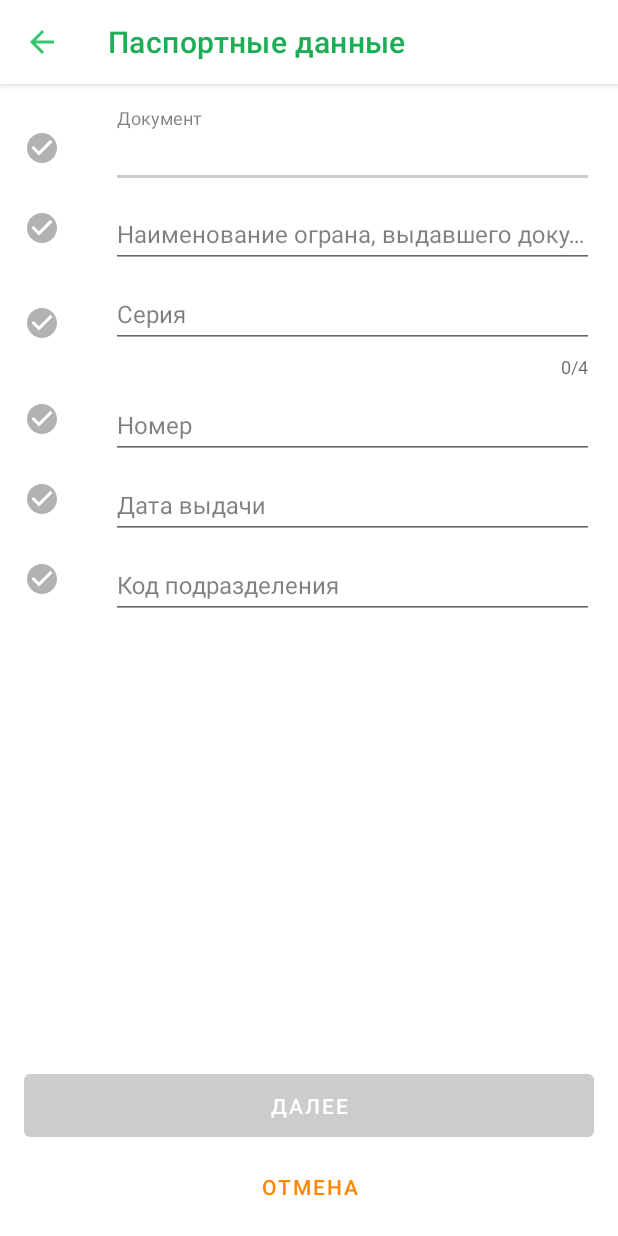
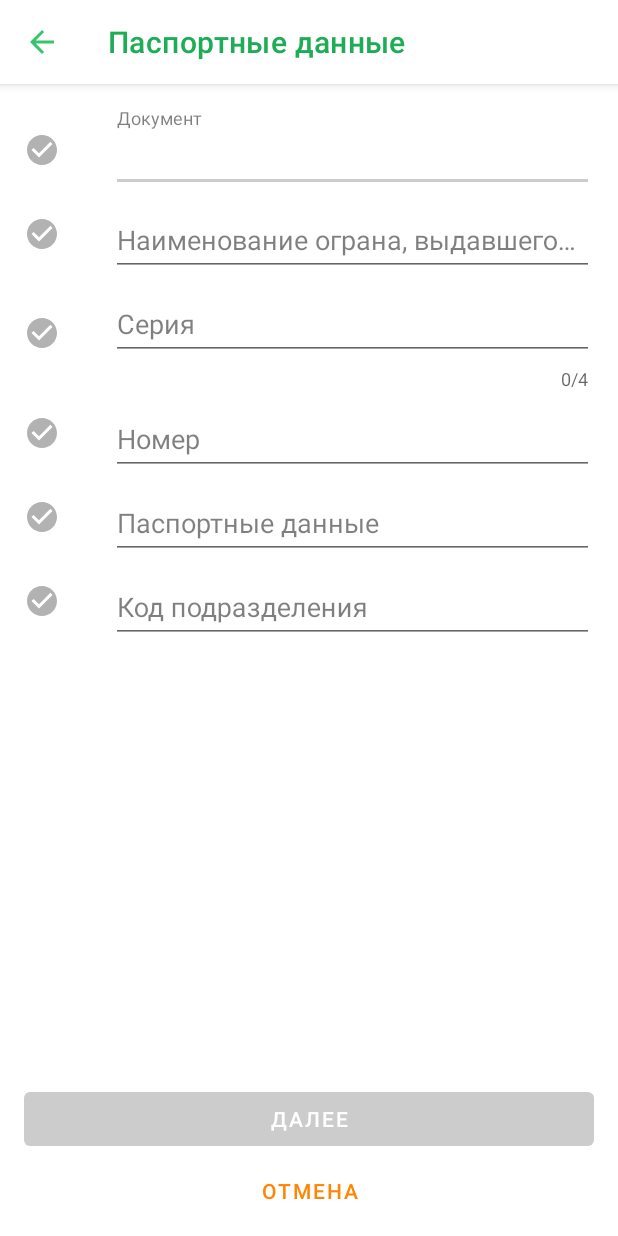
Before and after one commit to LightM2/Project, an Android app: the layout main_fragment.xml on its own in the app's theme, with its tools: preview values and no code run, on a phone screen of 412 x 824 dp. Run offline under Robolectric (Android 15) with nearby library versions, the phone set to English and light mode, and no system bars.

Commit message:
fix code

```diff
--- a/app/src/main/java/com/example/project/BaseFragment.kt
+++ b/app/src/main/java/com/example/project/BaseFragment.kt
@@ -22,7 +22,7 @@ abstract class BaseFragment<T : ViewDataBinding, V : BaseViewModel> : Fragment()
 
   override fun onCreate(savedInstanceState: Bundle?) {
     super.onCreate(savedInstanceState)
-    viewModel = ViewModelProviders.of(this).get(getViewModelClass())
+    viewModel = ViewModelProviders.of(this).get(getViewModelClass())//+делегат
     viewModel.fragment = this
   }
 
--- a/app/src/main/java/com/example/project/MainFragment.kt
+++ b/app/src/main/java/com/example/project/MainFragment.kt
@@ -11,6 +11,11 @@ class MainFragment : BaseFragment<MainFragmentBinding, MainViewModel>() {
     fun newInstance() = MainFragment()
   }
 
+  fun newInstance(): MainFragment {
+    val fragment = MainFragment()
+    return fragment
+  }
+
   //private lateinit var viewModel: MainViewModel
 
 }
--- a/app/src/main/res/layout/main_fragment.xml
+++ b/app/src/main/res/layout/main_fragment.xml
@@ -8,6 +8,7 @@
   </data>
 
   <LinearLayout android:layout_width="match_parent"
+      android:id="@+id/toolbarLL"
       android:orientation="vertical"
       android:layout_height="match_parent">
 
@@ -18,135 +19,133 @@
       <androidx.appcompat.widget.Toolbar android:layout_width="match_parent"
           android:theme="@style/ToolBarTheme"
           android:layout_height="?attr/actionBarSize"
-          android:id="@+id/main_toolbar"
-          app:title="@string/toolBarTitle"
-          app:navigationIcon="@drawable/ic_arrow_back_green_24dp">
+          android:id="@+id/mainToolbar"
+          app:title="@string/registration_passport_data_title"
+          app:navigationIcon="@drawable/ic_arrow_back_green_24dp"
+          navigationListener="@{() -> viewModel.onClick()}">
 
       </androidx.appcompat.widget.Toolbar>
 
     </com.google.android.material.appbar.AppBarLayout>
 
     <ScrollView android:layout_width="match_parent"
-        android:layout_gravity="center"
         android:fillViewport="true"
+        android:id="@+id/registrationSV"
         android:layout_height="match_parent">
       <androidx.constraintlayout.widget.ConstraintLayout android:layout_width="match_parent"
           android:layout_gravity="center"
+          android:id="@+id/registrationCL"
           android:maxWidth="500dp"
           android:layout_height="wrap_content">
 
         <androidx.constraintlayout.widget.Guideline android:layout_width="wrap_content"
             android:layout_height="wrap_content"
-            android:id="@+id/left_guideline"
+            android:id="@+id/leftGL"
             app:layout_constraintGuide_begin="16dp"
             android:orientation="vertical"/>
 
         <androidx.constraintlayout.widget.Guideline
             android:layout_width="wrap_content"
             android:layout_height="wrap_content"
-            android:id="@+id/right_guideline"
+            android:id="@+id/rightGL"
             app:layout_constraintGuide_end="16dp"
             android:orientation="vertical"/>
 
         <androidx.constraintlayout.widget.Guideline
             android:layout_width="wrap_content"
             android:layout_height="wrap_content"
-            android:id="@+id/top_guideline"
+            android:id="@+id/topGL"
             app:layout_constraintGuide_begin="16dp"
             android:orientation="horizontal"/>
 
         <androidx.constraintlayout.widget.Guideline
             android:layout_width="wrap_content"
             android:layout_height="wrap_content"
-            android:id="@+id/bottom_guideline"
+            android:id="@+id/bottomGL"
             app:layout_constraintGuide_end="6dp"
             android:orientation="horizontal"/>
 
         <LinearLayout android:layout_width="0dp"
-            android:id="@+id/documentLayout"
+            android:id="@+id/documentLL"
             android:orientation="horizontal"
-            app:layout_constraintTop_toTopOf="@+id/top_guideline"
-            app:layout_constraintLeft_toLeftOf="@+id/left_guideline"
-            app:layout_constraintRight_toRightOf="@+id/right_guideline"
+            app:layout_constraintTop_toTopOf="@+id/topGL"
+            app:layout_constraintLeft_toLeftOf="@+id/leftGL"
+            app:layout_constraintRight_toRightOf="@+id/rightGL"
             android:layout_height="wrap_content">
 
           <ImageView android:layout_width="wrap_content"
-              android:id="@+id/documentCheckCircle"
+              android:id="@+id/documentIV"
               android:src="@drawable/ic_check_circle_default"
               android:layout_gravity="center_vertical"
               android:layout_height="wrap_content"/>
 
           <com.google.android.material.textfield.TextInputLayout android:layout_width="match_parent"
-              android:hint="@string/document"
-              android:id="@+id/documentText"
+              android:hint="@string/registration_document_title"
+              android:id="@+id/documentTIL"
               style="@style/TextInputLayoutStyle"
-              android:paddingLeft="34dp"
+              android:paddingLeft="@dimen/registration_left_padding_TIL"
               android:layout_height="wrap_content">
             <com.google.android.material.textfield.TextInputEditText
                 android:layout_width="match_parent"
                 android:layout_height="wrap_content"
-                style="@style/EditText"
                 android:inputType="textCapWords"/>
           </com.google.android.material.textfield.TextInputLayout>
 
         </LinearLayout>
 
         <LinearLayout android:layout_width="0dp"
-            android:id="@+id/placeLayout"
+            android:id="@+id/placeLL"
             android:orientation="horizontal"
-            app:layout_constraintTop_toBottomOf="@+id/documentLayout"
-            app:layout_constraintLeft_toLeftOf="@+id/left_guideline"
-            app:layout_constraintRight_toRightOf="@+id/right_guideline"
+            app:layout_constraintTop_toBottomOf="@+id/documentLL"
+            app:layout_constraintLeft_toLeftOf="@+id/leftGL"
+            app:layout_constraintRight_toRightOf="@+id/rightGL"
             android:layout_height="wrap_content">
 
           <ImageView android:layout_width="wrap_content"
-              android:id="@+id/placeCheckCircle"
+              android:id="@+id/placeIV"
               android:src="@drawable/ic_check_circle_default"
               android:layout_gravity="center_vertical"
               android:layout_height="wrap_content"/>
 
           <com.google.android.material.textfield.TextInputLayout android:layout_width="match_parent"
-              android:hint="@string/placeDocument"
-              android:id="@+id/placeText"
+              android:hint="@string/registration_place_document_title"
+              android:id="@+id/placeTIL"
               style="@style/TextInputLayoutStyle"
-              android:paddingLeft="34dp"
+              android:paddingLeft="@dimen/registration_left_padding_TIL"
               android:layout_height="wrap_content">
             <com.google.android.material.textfield.TextInputEditText
                 android:layout_width="match_parent"
                 android:layout_height="wrap_content"
-                style="@style/EditText"
                 android:inputType="textCapWords"/>
           </com.google.android.material.textfield.TextInputLayout>
 
         </LinearLayout>
 
         <LinearLayout android:layout_width="0dp"
-            android:id="@+id/seriesLayout"
+            android:id="@+id/seriesLL"
             android:orientation="horizontal"
-            app:layout_constraintTop_toBottomOf="@+id/placeLayout"
-            app:layout_constraintLeft_toLeftOf="@+id/left_guideline"
-            app:layout_constraintRight_toRightOf="@+id/right_guideline"
+            app:layout_constraintTop_toBottomOf="@+id/placeLL"
+            app:layout_constraintLeft_toLeftOf="@+id/leftGL"
+            app:layout_constraintRight_toRightOf="@+id/rightGL"
             android:layout_height="wrap_content">
 
           <ImageView android:layout_width="wrap_content"
-              android:id="@+id/seriesCheckCircle"
+              android:id="@+id/seriesIV"
               android:src="@drawable/ic_check_circle_default"
               android:layout_gravity="center_vertical"
               android:layout_height="wrap_content"/>
 
           <com.google.android.material.textfield.TextInputLayout android:layout_width="match_parent"
-              android:hint="@string/series"
-              android:id="@+id/seriesText"
+              android:hint="@string/registration_series_title"
+              android:id="@+id/seriesTIL"
               style="@style/TextInputLayoutStyle"
               app:counterEnabled="true"
               app:counterMaxLength="4"
-              android:paddingLeft="34dp"
+              android:paddingLeft="@dimen/registration_left_padding_TIL"
               android:layout_height="wrap_content">
             <com.google.android.material.textfield.TextInputEditText
                 android:layout_width="match_parent"
                 android:layout_height="wrap_content"
-                android:singleLine="true"
-                style="@style/EditText"
                 android:maxLength="4"
                 android:inputType="number"/>
           </com.google.android.material.textfield.TextInputLayout>
@@ -154,30 +153,28 @@
         </LinearLayout>
 
         <LinearLayout android:layout_width="0dp"
-            android:id="@+id/numberLayout"
+            android:id="@+id/numberLL"
             android:orientation="horizontal"
-            app:layout_constraintTop_toBottomOf="@+id/seriesLayout"
-            app:layout_constraintLeft_toLeftOf="@+id/left_guideline"
-            app:layout_constraintRight_toRightOf="@+id/right_guideline"
+            app:layout_constraintTop_toBottomOf="@+id/seriesLL"
+            app:layout_constraintLeft_toLeftOf="@+id/leftGL"
+            app:layout_constraintRight_toRightOf="@+id/rightGL"
             android:layout_height="wrap_content">
 
           <ImageView android:layout_width="wrap_content"
-              android:id="@+id/numberCheckCircle"
+              android:id="@+id/numberIV"
               android:src="@drawable/ic_check_circle_default"
               android:layout_gravity="center_vertical"
               android:layout_height="wrap_content"/>
 
           <com.google.android.material.textfield.TextInputLayout android:layout_width="match_parent"
-              android:hint="@string/number"
-              android:id="@+id/numberText"
+              android:hint="@string/registration_number_title"
+              android:id="@+id/numberTIL"
               style="@style/TextInputLayoutStyle"
-              android:paddingLeft="34dp"
+              android:paddingLeft="@dimen/registration_left_padding_TIL"
               android:layout_height="wrap_content">
             <com.google.android.material.textfield.TextInputEditText
                 android:layout_width="match_parent"
                 android:layout_height="wrap_content"
-                android:singleLine="true"
-                style="@style/EditText"
                 android:maxLength="6"
                 android:inputType="number"/>
           </com.google.android.material.textfield.TextInputLayout>
@@ -185,62 +182,61 @@
         </LinearLayout>
 
         <LinearLayout android:layout_width="0dp"
-            android:id="@+id/dateLayout"
+            android:id="@+id/dateLL"
             android:orientation="horizontal"
-            app:layout_constraintLeft_toLeftOf="@+id/left_guideline"
-            app:layout_constraintRight_toRightOf="@+id/right_guideline"
-            app:layout_constraintTop_toBottomOf="@+id/numberLayout"
+            app:layout_constraintLeft_toLeftOf="@+id/leftGL"
+            app:layout_constraintRight_toRightOf="@+id/rightGL"
+            app:layout_constraintTop_toBottomOf="@+id/numberLL"
             android:layout_height="wrap_content">
 
           <ImageView android:layout_width="wrap_content"
-              android:id="@+id/dataCheckCircle"
+              android:id="@+id/dateIV"
               android:src="@drawable/ic_check_circle_default"
               android:layout_gravity="center_vertical"
               android:layout_height="wrap_content"/>
 
           <com.google.android.material.textfield.TextInputLayout android:layout_width="match_parent"
-              android:hint="@string/date"
-              android:id="@+id/dateText"
+              android:hint="@string/registration_passport_data_title"
+              android:id="@+id/dateTIL"
               style="@style/TextInputLayoutStyle"
-              android:paddingLeft="34dp"
+              android:paddingLeft="@dimen/registration_left_padding_TIL"
               android:layout_height="wrap_content">
             <com.google.android.material.textfield.TextInputEditText
                 android:layout_width="match_parent"
                 android:layout_height="wrap_content"
+                chosenDataListener="@{viewModel}"
+                chosenData="@{viewModel.date}"
                 android:cursorVisible="false"
                 android:focusable="false"
                 android:focusableInTouchMode="false"
-                style="@style/EditText"
                 android:inputType="date"/>
           </com.google.android.material.textfield.TextInputLayout>
 
         </LinearLayout>
 
         <LinearLayout android:layout_width="0dp"
-            android:id="@+id/codeLayout"
+            android:id="@+id/codeLL"
             android:orientation="horizontal"
-            app:layout_constraintTop_toBottomOf="@+id/dateLayout"
-            app:layout_constraintLeft_toLeftOf="@+id/left_guideline"
-            app:layout_constraintRight_toRightOf="@+id/right_guideline"
+            app:layout_constraintTop_toBottomOf="@+id/dateLL"
+            app:layout_constraintLeft_toLeftOf="@+id/leftGL"
+            app:layout_constraintRight_toRightOf="@+id/rightGL"
             android:layout_height="wrap_content">
 
           <ImageView android:layout_width="wrap_content"
-              android:id="@+id/checkCircle"
+              android:id="@+id/codeIV"
               android:src="@drawable/ic_check_circle_default"
               android:layout_gravity="center_vertical"
               android:layout_height="wrap_content"/>
 
           <com.google.android.material.textfield.TextInputLayout android:layout_width="match_parent"
-              android:hint="@string/code"
-              android:id="@+id/codeText"
+              android:hint="@string/registration_unit_code_title"
+              android:id="@+id/codeTIL"
               style="@style/TextInputLayoutStyle"
-              android:paddingLeft="34dp"
+              android:paddingLeft="@dimen/registration_left_padding_TIL"
               android:layout_height="wrap_content">
             <com.google.android.material.textfield.TextInputEditText
                 android:layout_width="match_parent"
                 android:layout_height="wrap_content"
-                android:singleLine="true"
-                style="@style/EditText"
                 android:maxLength="7"
                 android:inputType="number|phone"/>
           </com.google.android.material.textfield.TextInputLayout>
@@ -248,26 +244,28 @@
         </LinearLayout>
 
         <com.google.android.material.button.MaterialButton android:layout_width="0dp"
-            android:id="@+id/nextButton"
-            android:text="@string/nextButtonString"
+            android:id="@+id/nextBtn"
+            android:text="@string/registration_next_button"
             style="@style/NextButtonTheme"
+            android:onClick="@{() -> viewModel.onClick()}"
             android:layout_gravity="bottom"
             android:layout_height="wrap_content"
-            app:layout_constraintTop_toBottomOf="@+id/codeLayout"
-            app:layout_constraintLeft_toLeftOf="@+id/left_guideline"
-            app:layout_constraintRight_toRightOf="@+id/right_guideline"
-            app:layout_constraintBottom_toTopOf="@+id/cancelButton"
+            app:layout_constraintTop_toBottomOf="@+id/codeLL"
+            app:layout_constraintLeft_toLeftOf="@+id/leftGL"
+            app:layout_constraintRight_toRightOf="@+id/rightGL"
+            app:layout_constraintBottom_toTopOf="@+id/cancelBtn"
             app:layout_constraintHorizontal_bias="0.0"
             app:layout_constraintVertical_bias="1"/>
 
         <com.google.android.material.button.MaterialButton android:layout_width="0dp"
-            android:id="@+id/cancelButton"
-            android:text="@string/cancel"
+            android:id="@+id/cancelBtn"
+            android:text="@string/registration_cancel_button"
             style="@style/CancelButtonTheme"
-            app:rippleColor="@color/defaultNextButtonColor"
-            app:layout_constraintBottom_toBottomOf="@+id/bottom_guideline"
-            app:layout_constraintLeft_toLeftOf="@+id/left_guideline"
-            app:layout_constraintRight_toRightOf="@+id/right_guideline"
+            app:rippleColor="@color/colorDefaultNextButton"
+            android:onClick="@{() -> viewModel.onClick()}"
+            app:layout_constraintBottom_toBottomOf="@+id/bottomGL"
+            app:layout_constraintLeft_toLeftOf="@+id/leftGL"
+            app:layout_constraintRight_toRightOf="@+id/rightGL"
             android:layout_gravity="bottom"
             android:layout_height="wrap_content"/>
       </androidx.constraintlayout.widget.ConstraintLayout>
--- a/app/src/main/res/values/colors.xml
+++ b/app/src/main/res/values/colors.xml
@@ -3,11 +3,11 @@
   <color name="colorPrimary">#008577</color>
   <color name="colorPrimaryDark">#00574B</color>
   <color name="colorAccent">#D81B60</color>
-  <color name="ColorBlack">#0f0f1a</color>
-  <color name="statusBarColor">#35c56d</color>
+  <color name="colorBlack">#0f0f1a</color>
+  <color name="colorStatusBar">#35c56d</color>
   <color name="colorWhite">#ffffff</color>
-  <color name="toolBarColor">#1ead56</color>
-  <color name="defaultNextButtonColor">#33000000</color>
-  <color name="defaultCancelButtonColor">#ff8503</color>
-  <color name="hintTextColor">#80000000</color>
+  <color name="colorToolbar">#1ead56</color>
+  <color name="colorDefaultNextButton">#33000000</color>
+  <color name="colorDefaultCancelButton">#ff8503</color>
+  <color name="colorHintTextColor">#80000000</color>
 </resources>
--- /dev/null
+++ b/app/src/main/res/values/dimens.xml
@@ -0,0 +1,6 @@
+<?xml version="1.0" encoding="utf-8"?>
+<resources>
+  <dimen name="registration_left_padding_TIL">34dp</dimen>
+  <dimen name="registration_top_padding_Btn">11dp</dimen>
+  <dimen name="registration_bottom_padding_Btn">11dp</dimen>
+</resources>
--- a/app/src/main/res/values/strings.xml
+++ b/app/src/main/res/values/strings.xml
@@ -1,12 +1,12 @@
 <resources>
   <string name="app_name">Project</string>
-  <string name="toolBarTitle">Паспортные данные</string>
-  <string name="nextButtonString">Далее</string>
-  <string name="cancel">Отмена</string>
-  <string name="code">Код подразделения</string>
-  <string name="date">Дата выдачи</string>
-  <string name="number">Номер</string>
-  <string name="series">Серия</string>
-  <string name="placeDocument">Наименование ограна, выдавшего документ</string>
-  <string name="document">Документ</string>
+  <string name="registration_passport_data_title">Паспортные данные</string>
+  <string name="registration_next_button">Далее</string>
+  <string name="registration_cancel_button">Отмена</string>
+  <string name="registration_unit_code_title">Код подразделения</string>
+  <string name="registration_issuance_date_title">Дата выдачи</string>
+  <string name="registration_number_title">Номер</string>
+  <string name="registration_series_title">Серия</string>
+  <string name="registration_place_document_title">Наименование ограна, выдавшего документ</string>
+  <string name="registration_document_title">Документ</string>
 </resources>
--- a/app/src/main/res/values/styles.xml
+++ b/app/src/main/res/values/styles.xml
@@ -5,59 +5,60 @@
     <!-- Customize your theme here. -->
     <item name="colorPrimary">@color/colorPrimary</item>
     <item name="colorPrimaryDark">@color/colorPrimaryDark</item>
-    <item name="colorAccent">@color/defaultNextButtonColor</item>
+    <item name="colorAccent">@color/colorDefaultNextButton</item>
+    <item name="android:editTextStyle">@style/EditTextStyle</item>
+    <item name="android:statusBarColor">@color/colorStatusBar</item>
+    <item name="buttonStyle">@style/TextAppearance.MaterialComponents.Button</item>
   </style>
 
   <style name="ToolBarTheme" parent="Theme.MaterialComponents.Light.NoActionBar">
     <item name="android:background">@color/colorWhite</item>
-    <item name="android:textColorPrimary">@color/toolBarColor</item>
-    <item name="android:textColor">@color/toolBarColor</item>
+    <item name="android:textColorPrimary">@color/colorToolbar</item>
+    <item name="android:textColor">@color/colorToolbar</item>
     <item name="android:textSize">20sp</item>
     <item name="android:textStyle">normal</item>
     <item name="android:fontFamily">sans-serif-medium</item>
   </style>
 
   <style name="NextButtonTheme" parent="Widget.MaterialComponents.Button.UnelevatedButton">
-    <item name="backgroundTint">@color/defaultNextButtonColor</item>
+    <item name="backgroundTint">@color/colorDefaultNextButton</item>
     <item name="android:textColor">@color/colorWhite</item>
+  </style>
+
+
+  <style name="CancelButtonTheme" parent="Widget.MaterialComponents.Button.TextButton">
+    <item name="android:textColor">@color/colorDefaultCancelButton</item>
+    <item name="android:fontFamily">sans-serif-medium</item>
+  </style>
+
+  <style name="ButtonStyle" parent="TextAppearance.MaterialComponents.Button">
     <item name="android:fontFamily">sans-serif-medium</item>
     <item name="android:textStyle">normal</item>
     <item name="android:gravity">center</item>
     <item name="android:textSize">14sp</item>
-    <item name="android:paddingTop">11dp</item>
-    <item name="android:paddingBottom">11dp</item>
-    <item name="android:textAllCaps">true</item>
-  </style>
-
-  <style name="CancelButtonTheme" parent="Widget.MaterialComponents.Button.TextButton">
-    <item name="android:textColor">@color/defaultCancelButtonColor</item>
-    <item name="android:fontFamily">sans-serif-medium</item>
-    <item name="android:textStyle">normal</item>
-    <item name="android:gravity">center</item>
-    <item name="android:textSize">14sp</item>
-    <item name="android:paddingTop">11dp</item>
-    <item name="android:paddingBottom">11dp</item>
+    <item name="android:paddingTop">@dimen/registration_top_padding_Btn</item>
+    <item name="android:paddingBottom">@dimen/registration_bottom_padding_Btn</item>
     <item name="android:textAllCaps">true</item>
   </style>
 
   <style name="TextInputLayoutStyle" parent="Widget.Design.TextInputLayout">
-    <item name="android:textColorHint">@color/hintTextColor</item>
+    <item name="android:textColorHint">@color/colorHintTextColor</item>
     <item name="errorTextAppearance">@style/ErrorText</item>
     <item name="hintTextAppearance">@style/HintText</item>
   </style>
 
   <style name="ErrorText" parent="TextAppearance.AppCompat">
-    <item name="android:textColor">@color/defaultCancelButtonColor</item>
+    <item name="android:textColor">@color/colorDefaultCancelButton</item>
     <item name="android:textSize">12sp</item>
   </style>
 
   <style name="HintText" parent="TextAppearance.AppCompat">
     <item name="android:textSize">12sp</item>
-    <item name="android:textColor">@color/hintTextColor</item>
+    <item name="android:textColor">@color/colorHintTextColor</item>
   </style>
 
-  <style name="EditText">
-    <item name="android:textColor">@color/ColorBlack</item>
+  <style name="EditTextStyle" parent="Widget.AppCompat.EditText">
+    <item name="android:textColor">@color/colorBlack</item>
     <item name="android:textSize">16sp</item>
     <item name="android:textStyle">normal</item>
     <item name="android:fontFamily">sans-serif</item>
```
Also changed, not shown: app/build.gradle (+13 -13 lines), app/src/main/java/com/example/project/DateChosen.kt (added, +7 -0 lines), app/src/main/java/com/example/project/MainActivity.kt (+2 -5 lines), app/src/main/java/com/example/project/MainBindingAdapter.kt (added, +39 -0 lines), app/src/main/java/com/example/project/MainViewModel.kt (+29 -2 lines), app/src/main/java/com/example/project/ToolbarBindingAdapter.kt (added, +15 -0 lines), build.gradle (+16 -0 lines).
